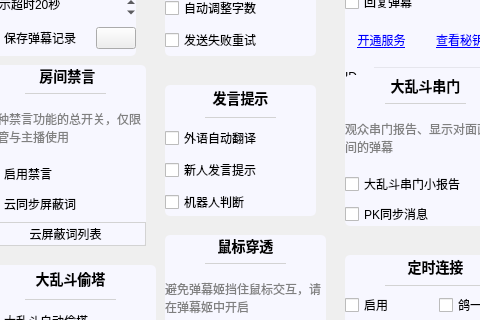
First picture: the form in mainwindow/mainwindow.ui, repository iwxyi/Bilibili-MagicalDanmaku, before the edit; both pictures show x 90 to 570 and y 146 to 466 of the 840 by 1368 pixel window.
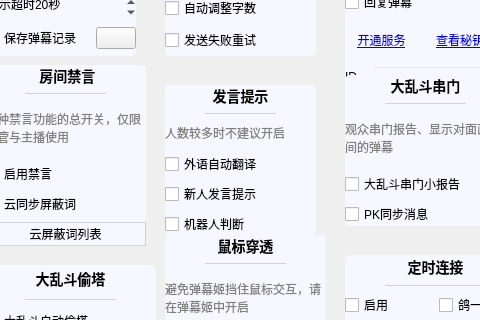
Second picture: the form after the edit. The open tabs and pages were chosen to show the change. Icons and pictures are not drawn. Custom widgets are drawn as their Qt base class.

```diff
--- a/mainwindow/mainwindow.ui
+++ b/mainwindow/mainwindow.ui
@@ -2325,7 +2325,7 @@
               <x>190</x>
               <y>170</y>
               <width>151</width>
-              <height>131</height>
+              <height>151</height>
              </rect>
             </property>
             <property name="styleSheet">
@@ -2377,6 +2377,19 @@
                </property>
               </widget>
              </item>
+             <item>
+              <widget class="QLabel" name="label_69">
+               <property name="styleSheet">
+                <string notr="true">color: gray;</string>
+               </property>
+               <property name="text">
+                <string>人数较多时不建议开启</string>
+               </property>
+               <property name="wordWrap">
+                <bool>true</bool>
+               </property>
+              </widget>
+             </item>
              <item>
               <widget class="CheckBox1" name="languageAutoTranslateCheck">
                <property name="cursor">
```
Left out of the diff: 2 changed lines with no effect on the pictures.
